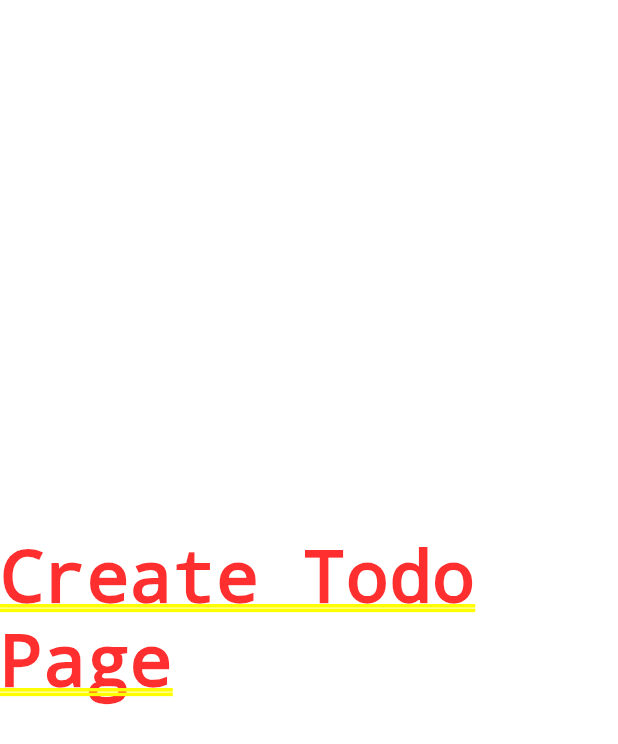
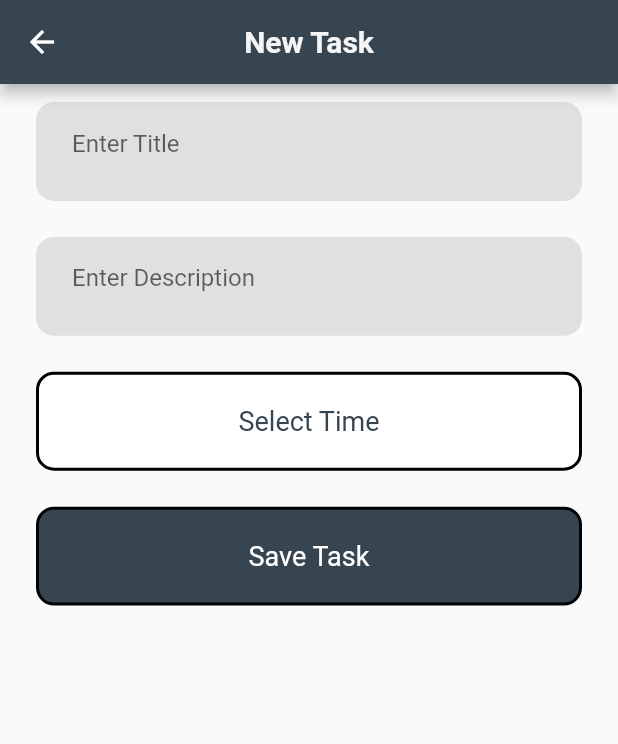
Before and after one commit to ItzZChrizZ/FamilyTodoApp-V2, a Flutter app: the screen it shows once a user with an empty profile is signed in, after a tap on the "add" icon, on a phone screen of 412 x 824 dp. Shown: the top 744 px of the screen. Run offline on Flutter 3.47's test engine with Material 2 defaults, Android fonts, the phone set to English and light mode, and no system bars; our stand-ins replace cloud_firestore, firebase_auth, firebase_core, fluttertoast; accounts and stored records are empty; network calls fail.

Commit message:
firebase and main screen done

```diff
--- a/lib/components/homepage/todolistpage.dart
+++ b/lib/components/homepage/todolistpage.dart
@@ -1,12 +1,86 @@
+// ignore_for_file: avoid_unnecessary_containers, sized_box_for_whitespace
+
+import 'package:cloud_firestore/cloud_firestore.dart';
+import 'package:familytodolistv2/constants.dart';
+import 'package:familytodolistv2/services/firebase.dart';
 import 'package:flutter/material.dart';
 
-class TodoListPage extends StatelessWidget {
+class TodoListPage extends StatefulWidget {
   const TodoListPage({Key? key}) : super(key: key);
 
   @override
+  State<TodoListPage> createState() => _TodoListPageState();
+}
+
+class _TodoListPageState extends State<TodoListPage> {
+  String? uid = "";
+  final FirebaseServices _firebaseServices = FirebaseServices();
+
+  @override
+  void initState() {
+    uid = _firebaseServices.getUserId();
+    super.initState();
+  }
+
+  @override
   Widget build(BuildContext context) {
-    return const Center(
-      child: Text("Todo List Page"),
+    return Scaffold(
+      body: Container(
+        width: MediaQuery.of(context).size.width,
+        height: MediaQuery.of(context).size.height,
+        child: StreamBuilder<QuerySnapshot>(
+          stream: FirebaseFirestore.instance
+              .collection("Tasks")
+              .doc(uid)
+              .collection("Mytasks")
+              .snapshots(),
+          builder: (context, snapshot) {
+            if (snapshot.connectionState == ConnectionState.waiting) {
+              return const Center(
+                child: CircularProgressIndicator(),
+              );
+            } else {
+              final docs = snapshot.data?.docs;
+              return ListView.builder(
+                itemCount: docs?.length,
+                itemBuilder: (context, index) {
+                  return ClipRRect(
+                    borderRadius: BorderRadius.circular(16.0),
+                    child: Container(
+                      padding: const EdgeInsets.all(20),
+                      decoration: const BoxDecoration(
+                        color: Colors.amber,
+                      ),
+                      child: Row(
+                        mainAxisAlignment: MainAxisAlignment.spaceEvenly,
+                        children: [
+                          Column(
+                            mainAxisAlignment: MainAxisAlignment.spaceBetween,
+                            children: [
+                              Text(
+                                docs![index]["title"],
+                                style: Constants.title,
+                              ),
+                              Text(
+                                docs[index]["Description"],
+                                style: Constants.subTitle,
+                              ),
+                            ],
+                          ),
+                          Text(
+                            docs[index]["Picked DateTime"],
+                            style: Constants.regulerText,
+                          ),
+                        ],
+                      ),
+                    ),
+                  );
+                },
+              );
+            }
+          },
+        ),
+      ),
     );
   }
 }
--- a/lib/components/widgets/custombuttonrounded.dart
+++ b/lib/components/widgets/custombuttonrounded.dart
@@ -33,7 +33,8 @@ class CustomButtonRounded extends StatelessWidget {
         height: size.height * 0.08,
         width: size.width * 0.9,
         decoration: BoxDecoration(
-          color: _outlineBtn ? Colors.white : Colors.black,
+          color:
+              _outlineBtn ? Colors.white : const Color.fromRGBO(54, 69, 79, 1),
           border: Border.all(
             color: Colors.black,
             width: 2,
@@ -48,8 +49,10 @@ class CustomButtonRounded extends StatelessWidget {
                 child: Text(
                   text,
                   style: TextStyle(
-                    color: _outlineBtn ? Colors.black : Colors.white,
-                    fontSize: 15,
+                    color: _outlineBtn
+                        ? const Color.fromRGBO(54, 69, 79, 1)
+                        : Colors.white,
+                    fontSize: 18,
                   ),
                 ),
               ),
--- a/lib/components/widgets/custominput.dart
+++ b/lib/components/widgets/custominput.dart
@@ -3,6 +3,7 @@
 import 'package:flutter/material.dart';
 
 class CustomInput extends StatelessWidget {
+  final TextEditingController? controller;
   final onPressed;
   final Function(String)? onChanged;
   final Function(String)? onSubmitted;
@@ -19,7 +20,8 @@ class CustomInput extends StatelessWidget {
       this.onSubmitted,
       this.focusNode,
       this.textInputAction,
-      this.isPasswordField})
+      this.isPasswordField,
+      this.controller})
       : super(key: key);
 
   @override
@@ -42,6 +44,8 @@ class CustomInput extends StatelessWidget {
           ),
         ),
         child: TextField(
+          maxLines: 3,
+          controller: controller,
           obscureText: _isPasswordField,
           textInputAction: textInputAction,
           focusNode: focusNode,
--- a/lib/pages/createtodopage.dart
+++ b/lib/pages/createtodopage.dart
@@ -1,12 +1,96 @@
+import 'package:cloud_firestore/cloud_firestore.dart';
+import 'package:familytodolistv2/components/widgets/custombuttonrounded.dart';
+import 'package:familytodolistv2/components/widgets/custominput.dart';
+import 'package:familytodolistv2/constants.dart';
+import 'package:familytodolistv2/services/firebase.dart';
 import 'package:flutter/material.dart';
+import 'package:fluttertoast/fluttertoast.dart';
+import 'package:intl/intl.dart';
 
-class CreateTodoPage extends StatelessWidget {
+class CreateTodoPage extends StatefulWidget {
   const CreateTodoPage({Key? key}) : super(key: key);
 
   @override
+  State<CreateTodoPage> createState() => _CreateTodoPageState();
+}
+
+class _CreateTodoPageState extends State<CreateTodoPage> {
+  TextEditingController titleController = TextEditingController();
+  TextEditingController descriptionController = TextEditingController();
+  late DateTime date;
+
+  addtasktoFirebase() async {
+    final FirebaseServices _firebaseServices = FirebaseServices();
+    final uid = _firebaseServices.getUserId();
+    var time = DateTime.now();
+    String formattedDate = DateFormat('yyyy-MM-dd').format(date);
+    await FirebaseFirestore.instance
+        .collection("Tasks")
+        .doc(uid)
+        .collection("Mytasks")
+        .doc(time.toString())
+        .set({
+      "title": titleController.text,
+      "Description": descriptionController.text,
+      "Picked DateTime": formattedDate,
+      "Time": time.toString()
+    });
+    Fluttertoast.showToast(msg: "Task Added");
+  }
+
+  pickDate(BuildContext context) async {
+    final initialDate = DateTime.now();
+    var newDate = await showDatePicker(
+      context: context,
+      initialDate: initialDate,
+      firstDate: DateTime(DateTime.now().year - 5),
+      lastDate: DateTime(DateTime.now().year + 5),
+    );
+    if (newDate == null) return;
+    setState(() {
+      date = newDate;
+    });
+  }
+
+  @override
   Widget build(BuildContext context) {
-    return const Center(
-      child: Text("Create Todo Page"),
+    return Scaffold(
+      appBar: AppBar(
+        backgroundColor: Constants.appBarColor,
+        title: Text(
+          "New Task",
+          style: Constants.titleWhite,
+        ),
+        centerTitle: true,
+      ),
+      body: Column(
+        children: [
+          CustomInput(
+            controller: titleController,
+            onPressed: () {},
+            text: "Enter Title",
+          ),
+          CustomInput(
+            controller: descriptionController,
+            onPressed: () {},
+            text: "Enter Description",
+          ),
+          CustomButtonRounded(
+            text: "Select Time",
+            onPressed: () {
+              pickDate(context);
+            },
+          ),
+          CustomButtonRounded(
+            outlineBtn: false,
+            onPressed: () {
+              addtasktoFirebase();
+              Navigator.pop(context);
+            },
+            text: "Save Task",
+          ),
+        ],
+      ),
     );
   }
 }
--- a/lib/pages/homepage.dart
+++ b/lib/pages/homepage.dart
@@ -13,7 +13,10 @@ class HomePage extends StatefulWidget {
 }
 
 class _HomePageState extends State<HomePage> {
+
   int selectedIndex = 0;
+
+
   @override
   Widget build(BuildContext context) {
     final tabs = [
--- a/pubspec.yaml
+++ b/pubspec.yaml
@@ -38,9 +38,10 @@ dependencies:
   firebase_auth: ^3.3.20
   firebase_core: ^1.18.0
   provider: ^6.0.3
-  flutter_slidable: ^1.3.0
   intl: ^0.17.0
   cloud_firestore: ^3.1.18
+  fluttertoast: ^8.0.9
+  flutter_slidable: ^1.3.1
 
 dev_dependencies:
   flutter_test:
```
Also changed, not shown: pubspec.lock.
